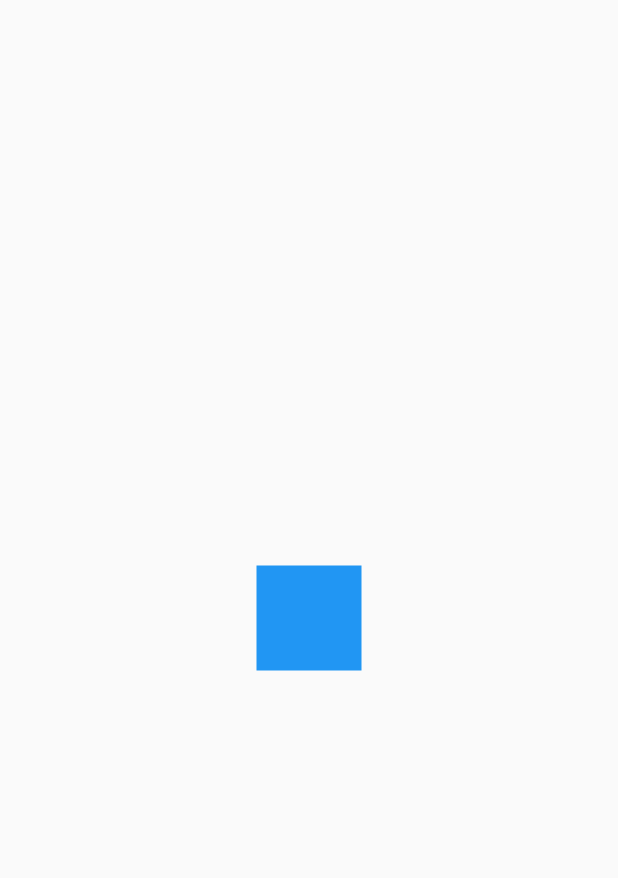
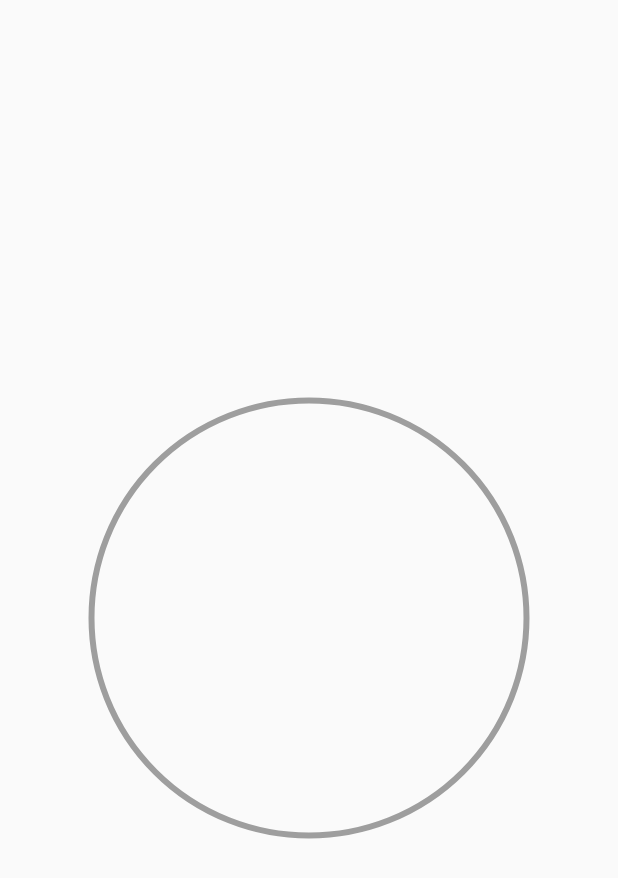
Before and after one commit to oscar02r/design_app_curso, a Flutter app: the screen it shows after launch, on a phone screen of 412 x 824 dp. Shown: the top 878 px of the screen. Run offline on Flutter 3.47's test engine with Material 2 defaults, Android fonts, the phone set to English and light mode, and no system bars.

Commit message:
First cicle complete

```diff
--- a/lib/main.dart
+++ b/lib/main.dart
@@ -1,7 +1,9 @@
-import 'package:design_app_curso/src/pages/animaciones_page.dart';
-import 'package:design_app_curso/src/pages/headers_page.dart';
-import 'package:design_app_curso/src/retos/cuadrado_animado.dart';
+import 'package:design_app_curso/src/pages/circular_progress_page.dart';
 import 'package:flutter/material.dart';
+
+//import 'package:design_app_curso/src/retos/cuadrado_animado.dart';
+//import 'package:design_app_curso/src/pages/headers_page.dart';
+//import 'package:design_app_curso/src/pages/animaciones_page.dart';
 
 void main() {
   runApp(MyApp());
@@ -17,7 +19,7 @@ class MyApp extends StatelessWidget {
       theme: ThemeData(
         primarySwatch: Colors.blue,
       ),
-      home: CuadradoAnimadoPage (),
+      home: CirculaProgressPage (),
     );
   }
 }
--- /dev/null
+++ b/lib/src/pages/circular_progress_page.dart
@@ -0,0 +1,54 @@
+import 'dart:math';
+
+import 'package:flutter/material.dart';
+
+class CirculaProgressPage extends StatefulWidget {
+  const CirculaProgressPage({Key? key}) : super(key: key);
+
+  @override
+  _CirculaProgressPageState createState() => _CirculaProgressPageState();
+}
+
+class _CirculaProgressPageState extends State<CirculaProgressPage> {
+  @override
+  Widget build(BuildContext context) {
+    return Scaffold(
+      body: Center(
+        child: Container(
+          padding: EdgeInsets.all(5.0),
+          height: 300.0,
+          width: 300.0,
+          child: CustomPaint(
+            painter: _MiRadialProgress(),
+          ),
+        ),
+      ),
+    );
+  }
+}
+
+class _MiRadialProgress extends CustomPainter{
+  @override
+
+  //Circulo
+  void paint(Canvas canvas, Size size) {
+    final paint = Paint()
+          ..strokeWidth = 4
+          ..color = Colors.grey
+          .. style = PaintingStyle.stroke;
+
+    final center = Offset(size.width * 0.5, size.height * 0.5);
+    final radio = min( size.width * 0.5, size.height * 0.5) ;
+    canvas.drawCircle(center, radio, paint);
+
+     //Arco
+    final paintArco = Paint()
+      ..strokeWidth = 10
+      ..color = Colors.pink
+      .. style = PaintingStyle.stroke;
+  }
+
+  @override
+  bool shouldRepaint(covariant CustomPainter oldDelegate) => true;
+
+}
```
